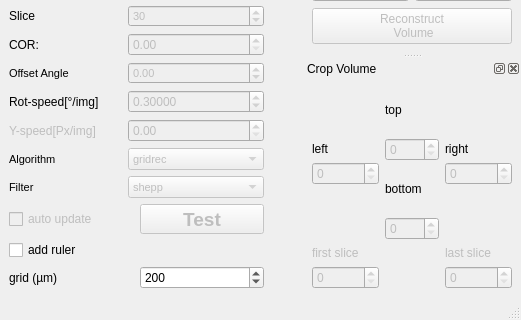
Old version of the form BAMline_on_the_fly_CT-reco/on_the_fly_CT_reco_hdf_dock_widget.ui in the repository HMarkoetter/BAMline_CT_preview_RECO; both pictures show x 0 to 521 and y 358 to 678 of the 521 by 678 pixel window.
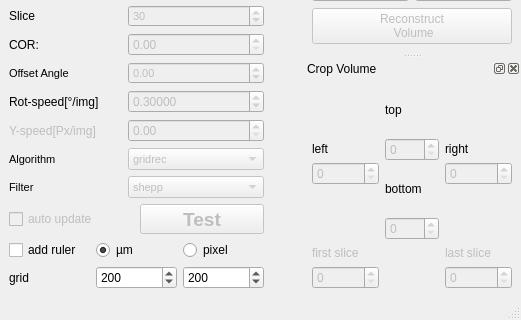
New version of the form.

Commit message: grid as function

What changed in the file:
```diff
--- a/BAMline_on_the_fly_CT-reco/on_the_fly_CT_reco_hdf_dock_widget.ui
+++ b/BAMline_on_the_fly_CT-reco/on_the_fly_CT_reco_hdf_dock_widget.ui
@@ -747,7 +747,7 @@
        <item row="1" column="0">
         <widget class="QLabel" name="label_23">
          <property name="text">
-          <string>grid (µm)</string>
+          <string>grid</string>
          </property>
         </widget>
        </item>
@@ -774,6 +774,39 @@
          </property>
         </widget>
        </item>
+       <item row="0" column="1">
+        <widget class="QRadioButton" name="radioButton">
+         <property name="text">
+          <string>µm</string>
+         </property>
+         <property name="checked">
+          <bool>true</bool>
+         </property>
+        </widget>
+       </item>
+       <item row="0" column="2">
+        <widget class="QRadioButton" name="radioButton_2">
+         <property name="text">
+          <string>pixel</string>
+         </property>
+         <property name="checked">
+          <bool>false</bool>
+         </property>
+        </widget>
+       </item>
+       <item row="1" column="2">
+        <widget class="QSpinBox" name="spinBox_pixel_grid">
+         <property name="minimum">
+          <number>10</number>
+         </property>
+         <property name="maximum">
+          <number>99999</number>
+         </property>
+         <property name="value">
+          <number>200</number>
+         </property>
+        </widget>
+       </item>
       </layout>
      </item>
     </layout>
```
The commit also changes 1 other file.
